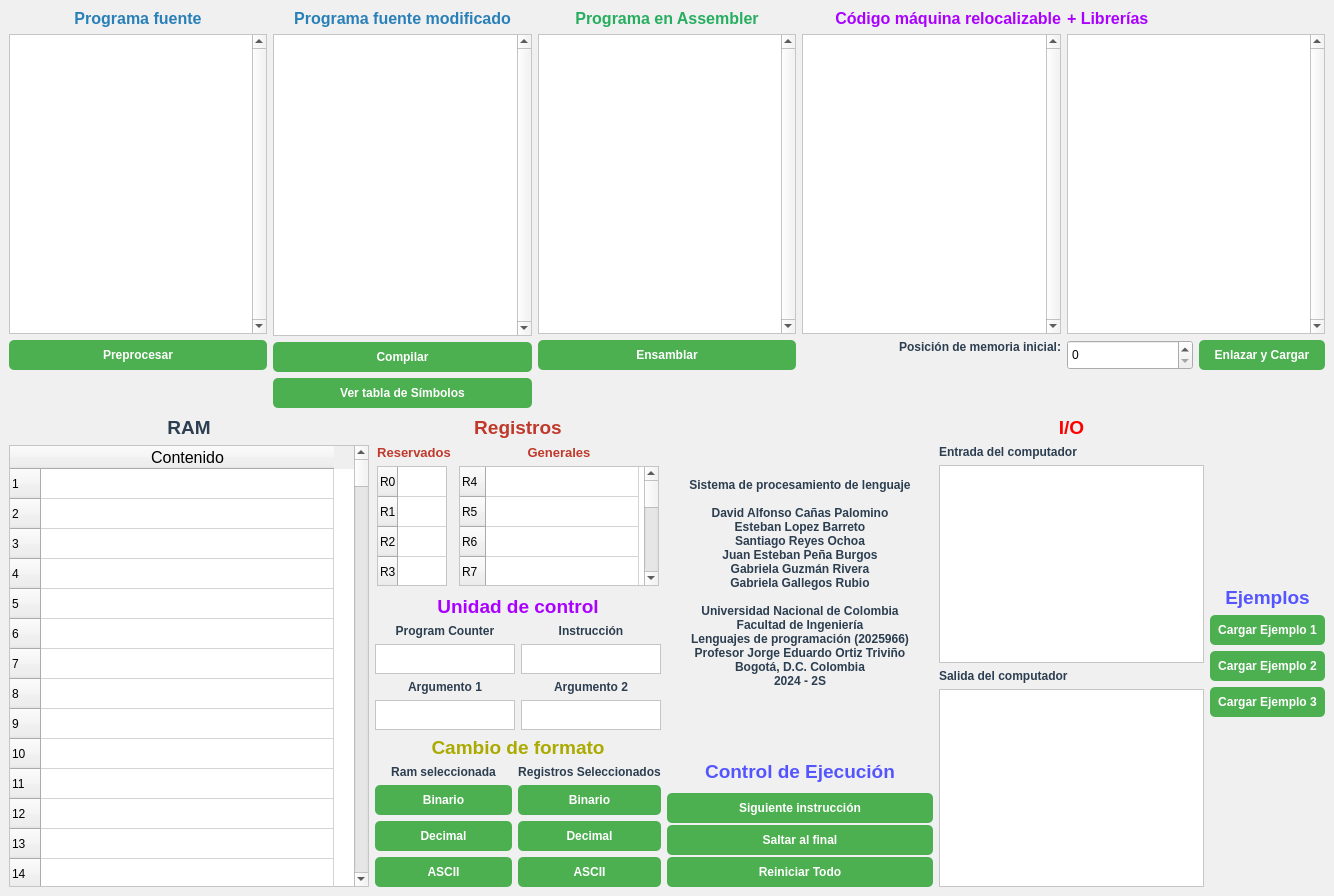
This is Taller2/Interfaz/gui/main_window.ui in dcanasp/computer_internals as Qt 5 draws it before an edit. The edited form follows.
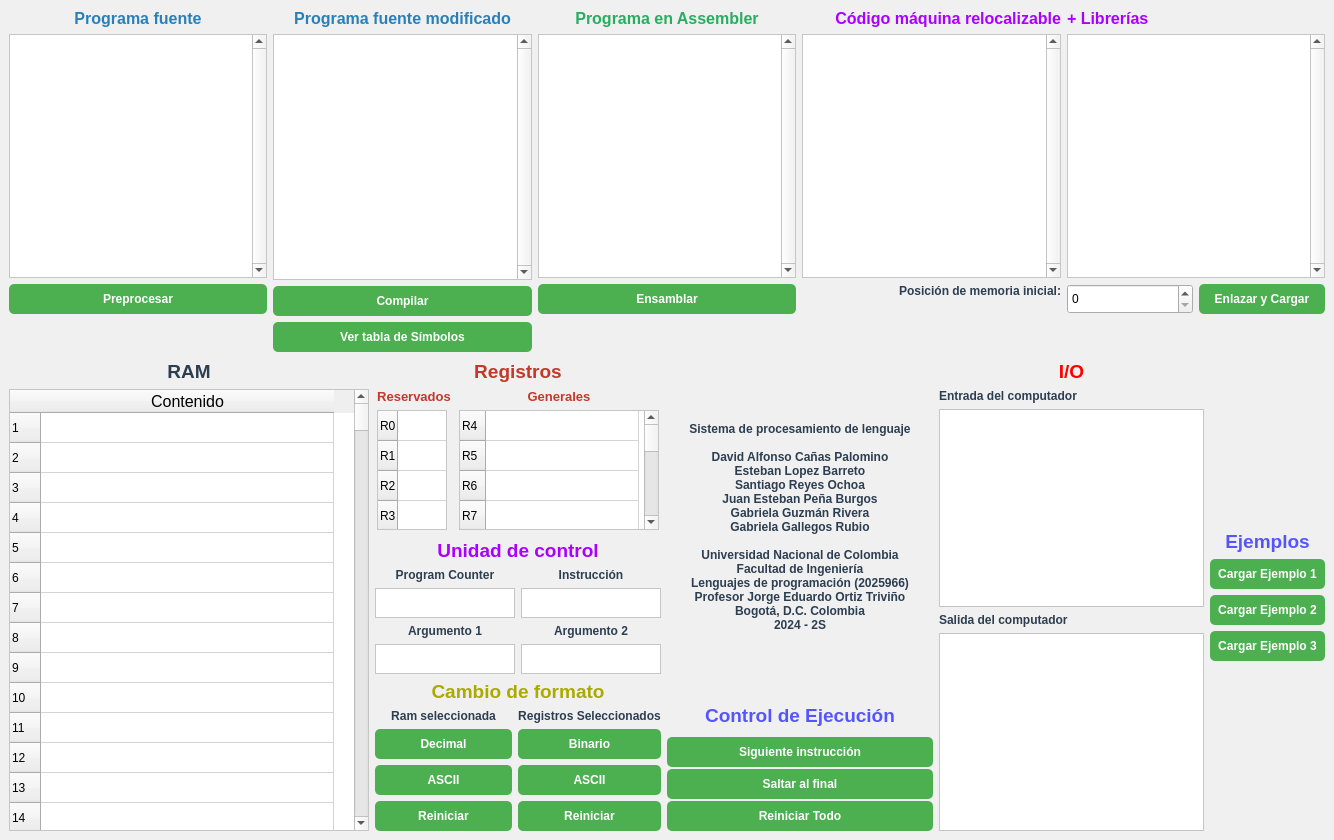
This is the edited form.

Commit message: window adjustments and data formatting rules

The edit to the form file:
```diff
--- a/Taller2/Interfaz/gui/main_window.ui
+++ b/Taller2/Interfaz/gui/main_window.ui
@@ -10,7 +10,7 @@
     <x>0</x>
     <y>0</y>
     <width>1334</width>
-    <height>896</height>
+    <height>840</height>
    </rect>
   </property>
   <property name="sizePolicy">
@@ -108,7 +108,7 @@
           <property name="minimumSize">
            <size>
             <width>0</width>
-            <height>250</height>
+            <height>180</height>
            </size>
           </property>
           <property name="maximumSize">
@@ -204,7 +204,7 @@
           <property name="minimumSize">
            <size>
             <width>0</width>
-            <height>250</height>
+            <height>180</height>
            </size>
           </property>
           <property name="maximumSize">
@@ -316,7 +316,7 @@
           <property name="minimumSize">
            <size>
             <width>0</width>
-            <height>250</height>
+            <height>180</height>
            </size>
           </property>
           <property name="maximumSize">
@@ -396,7 +396,7 @@
           <property name="minimumSize">
            <size>
             <width>0</width>
-            <height>250</height>
+            <height>180</height>
            </size>
           </property>
           <property name="maximumSize">
@@ -467,7 +467,7 @@
           <property name="minimumSize">
            <size>
             <width>0</width>
-            <height>250</height>
+            <height>180</height>
            </size>
           </property>
           <property name="maximumSize">
@@ -9436,13 +9436,6 @@
               </property>
              </widget>
             </item>
-            <item>
-             <widget class="QPushButton" name="button_sel_ram2bin">
-              <property name="text">
-               <string>Binario</string>
-              </property>
-             </widget>
-            </item>
             <item>
              <widget class="QPushButton" name="button_sel_ram2dec">
               <property name="text">
@@ -9457,6 +9450,13 @@
               </property>
              </widget>
             </item>
+            <item>
+             <widget class="QPushButton" name="button_sel_ram2bin">
+              <property name="text">
+               <string>Reiniciar</string>
+              </property>
+             </widget>
+            </item>
            </layout>
           </item>
           <item>
@@ -9478,13 +9478,6 @@
               </property>
              </widget>
             </item>
-            <item>
-             <widget class="QPushButton" name="button_sel_reg2dec">
-              <property name="text">
-               <string>Decimal</string>
-              </property>
-             </widget>
-            </item>
             <item>
              <widget class="QPushButton" name="button_sel_reg2ascii">
               <property name="text">
@@ -9492,6 +9485,13 @@
               </property>
              </widget>
             </item>
+            <item>
+             <widget class="QPushButton" name="button_sel_reg2dec">
+              <property name="text">
+               <string>Reiniciar</string>
+              </property>
+             </widget>
+            </item>
            </layout>
           </item>
          </layout>
```
The commit also changes 4 other files.
